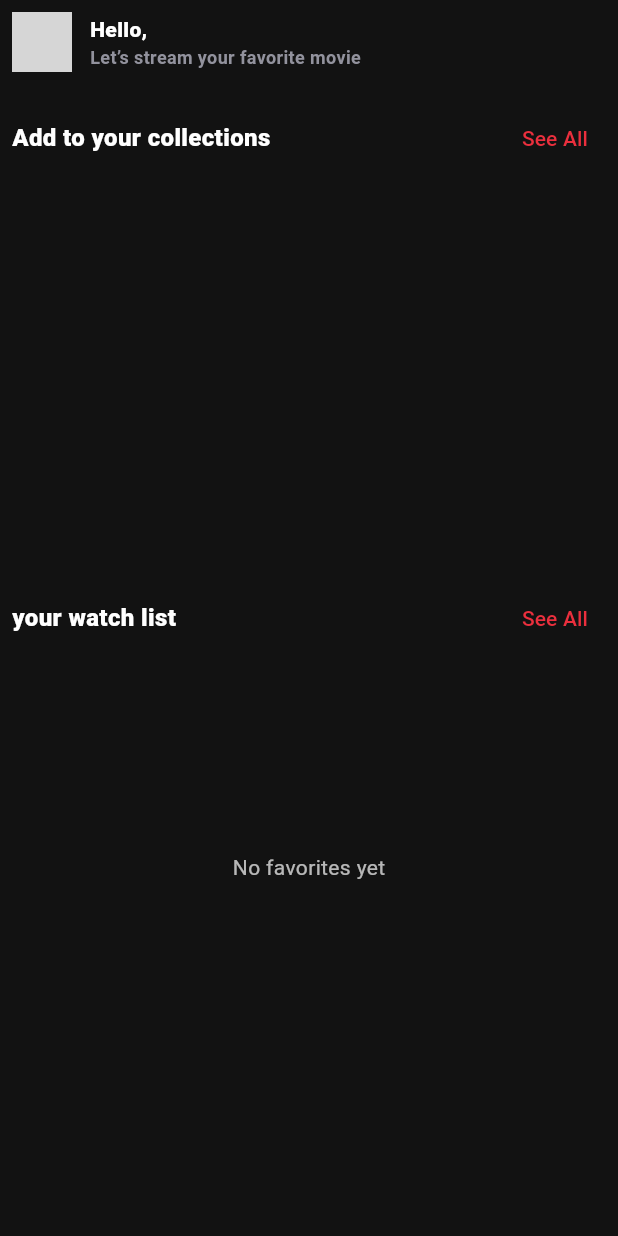
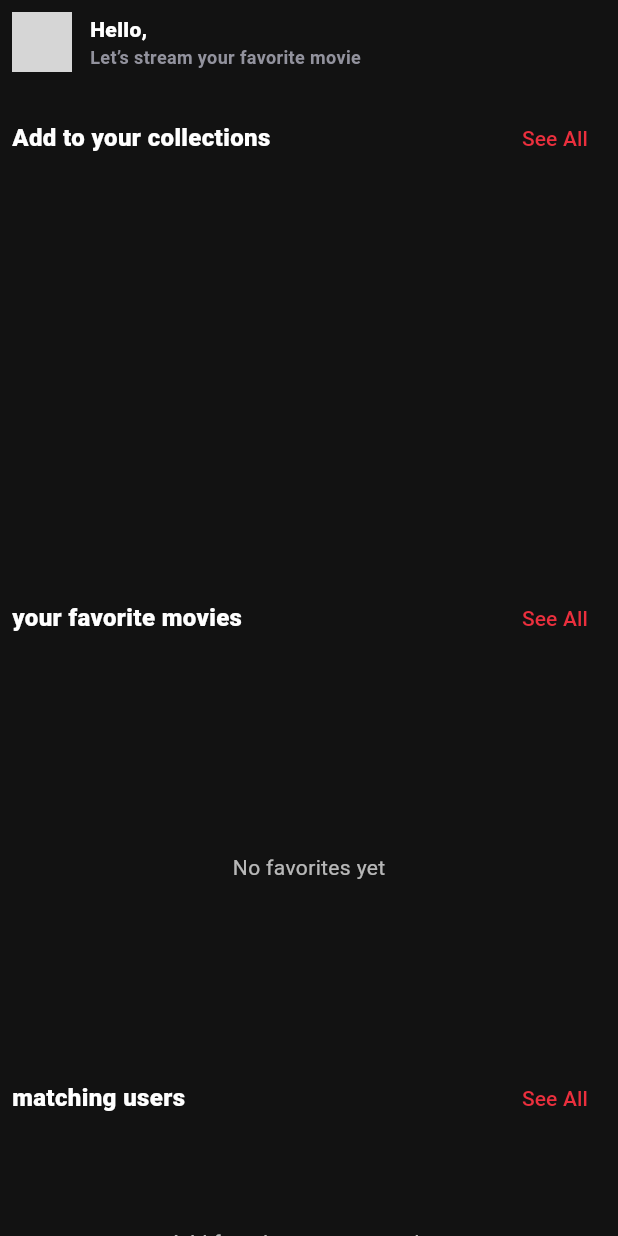
Before and after one commit to naderite/projet-flutter, a Flutter app: the Home widget shown alone on an empty page, opened directly, on a phone screen of 412 x 824 dp. Run offline on Flutter 3.47's test engine with Material 3 defaults, Android fonts, the phone set to English and light mode, and no system bars; our stand-ins replace cloud_firestore, firebase_auth, firebase_core, google_sign_in; accounts and stored records are empty; network calls fail; grey boxes are pictures that could not be loaded.

Commit message:
add matching users and improve UI

```diff
--- a/lib/screens/home/home.dart
+++ b/lib/screens/home/home.dart
@@ -1,3 +1,4 @@
+import 'package:cloud_firestore/cloud_firestore.dart';
 import 'package:flutter/material.dart';
 import 'package:test/screens/home/details.dart';
 import 'package:test/screens/home/user_home.dart';
@@ -73,6 +74,8 @@ class _HomeState extends State<Home> {
 
             const SizedBox(height: 20),
 
+            Column(
+              children: [
                 Row(
                   mainAxisAlignment: MainAxisAlignment.spaceBetween,
                   children: [
@@ -125,11 +128,15 @@ class _HomeState extends State<Home> {
                     },
                   ),
                 ),
+              ],
+            ),
+            Column(
+              children: [
                 Row(
                   mainAxisAlignment: MainAxisAlignment.spaceBetween,
                   children: [
                     const Text(
-                  "your watch list",
+                      "your favorite movies",
                       style: TextStyle(
                         fontSize: 16,
                         color: Colors.white,
@@ -188,9 +195,135 @@ class _HomeState extends State<Home> {
                 ),
               ],
             ),
+            Column(
+              children: [
+                Row(
+                  mainAxisAlignment: MainAxisAlignment.spaceBetween,
+                  children: [
+                    const Text(
+                      "matching users",
+                      style: TextStyle(
+                        fontSize: 16,
+                        color: Colors.white,
+                        fontWeight: FontWeight.w800,
+                      ),
+                    ),
+                    TextButton(
+                      onPressed: () {},
+
+                      child: const Text(
+                        "See All",
+                        style: TextStyle(color: Color(0xFFEB2F3D)),
+                      ),
+                    ),
+                  ],
+                ),
+
+                const SizedBox(height: 12),
+
+                SizedBox(
+                  height: 120,
+                  child: StreamBuilder<Map<String, List<String>>>(
+                    stream: FavoriteMovie().getAllUsersFavorites(),
+                    builder: (context, snapshot) {
+                      if (!snapshot.hasData) {
+                        return const Center(child: CircularProgressIndicator());
+                      }
+
+                      final allUsers = snapshot.data!;
+                      final currentUserId = UserService().currentUserUid();
+                      final currentFavorites = allUsers[currentUserId] ?? [];
+
+                      if (currentFavorites.isEmpty) {
+                        return const Center(
+                          child: Text(
+                            "Add favorites to get matches",
+                            style: TextStyle(color: Colors.white70),
                           ),
                         );
                       }
+
+                      final matches = <String>[];
+
+                      allUsers.forEach((userId, favs) {
+                        if (userId.toString().trim() ==
+                            currentUserId.toString().trim()) {
+                          print("Comparing: $userId with $currentUserId");
+
+                          return;
+                        }
+
+                        int same = favs
+                            .where((id) => currentFavorites.contains(id))
+                            .length;
+
+                        double percent = same / currentFavorites.length;
+
+                        if (percent >= 0.75) {
+                          matches.add(userId);
+                        }
+                      });
+
+                      if (matches.isEmpty) {
+                        return const Center(
+                          child: Text(
+                            "No matching users yet",
+                            style: TextStyle(color: Colors.white70),
+                          ),
+                        );
+                      }
+
+                      return ListView.builder(
+                        scrollDirection: Axis.horizontal,
+                        itemCount: matches.length,
+                        itemBuilder: (context, index) {
+                          final userId = matches[index];
+                          return _matchingUserCard(userId);
+                        },
+                      );
+                    },
+                  ),
+                ),
+              ],
+            ),
+          ],
+        ),
+      ),
+    );
+  }
+}
+
+Widget _matchingUserCard(String userId) {
+  return FutureBuilder(
+    future: UserService().getUserDataById(userId), // <-- fetch user by ID
+    builder: (context, snapshot) {
+      if (!snapshot.hasData) return const SizedBox();
+
+      final user = snapshot.data!;
+
+      return Container(
+        width: 120,
+        margin: const EdgeInsets.only(right: 12),
+        child: Column(
+          children: [
+            CircleAvatar(
+              radius: 30,
+              backgroundImage: NetworkImage(
+                user["photoURL"] ??
+                    "https://www.shutterstock.com/image-vector/male-avatar-profile-picture-vector-260nw-203739001.jpg",
+              ),
+            ),
+            const SizedBox(height: 8),
+            Text(
+              user["displayName"] ?? "Unknown",
+              style: const TextStyle(color: Colors.white),
+              overflow: TextOverflow.ellipsis,
+            ),
+          ],
+        ),
+      );
+    },
+  );
 }
 
 Widget _movieCard(BuildContext context, Movie movie) {
--- a/lib/services/favorite_movie.dart
+++ b/lib/services/favorite_movie.dart
@@ -4,6 +4,22 @@ import '../models/movie.dart';
 
 class FavoriteMovie {
   final FirebaseFirestore _firestore = FirebaseFirestore.instance;
+  Stream<Map<String, List<String>>> getAllUsersFavorites() {
+    return FirebaseFirestore.instance.collection("users").snapshots().asyncMap((
+      snapshot,
+    ) async {
+      Map<String, List<String>> result = {};
+
+      for (var doc in snapshot.docs) {
+        final favSnapshot = await doc.reference.collection("favorites").get();
+        final favIds = favSnapshot.docs.map((d) => d.id).toList();
+
+        result[doc.id] = favIds;
+      }
+
+      return result;
+    });
+  }
 
   Stream<List<Movie>> getFavoriteMovies() {
     final uid = FirebaseAuth.instance.currentUser!.uid;
--- a/lib/services/user_service.dart
+++ b/lib/services/user_service.dart
@@ -3,6 +3,15 @@ import 'package:firebase_auth/firebase_auth.dart';
 
 class UserService {
   final users = FirebaseFirestore.instance.collection('users');
+
+  String currentUserUid() {
+    return FirebaseAuth.instance.currentUser!.uid;
+  }
+
+  Future<Map<String, dynamic>?> getUserDataById(String userId) async {
+    final doc = await users.doc(userId).get();
+    return doc.data();
+  }
 
   Future<Map<String, dynamic>?> getCurrentUserData() async {
     final uid = FirebaseAuth.instance.currentUser?.uid;
```
Also changed, not shown: lib/screens/home/search.dart (+23 -5 lines), lib/screens/home/watchlist.dart (+7 -5 lines). Lines whose indentation alone changed are shown as unchanged.
